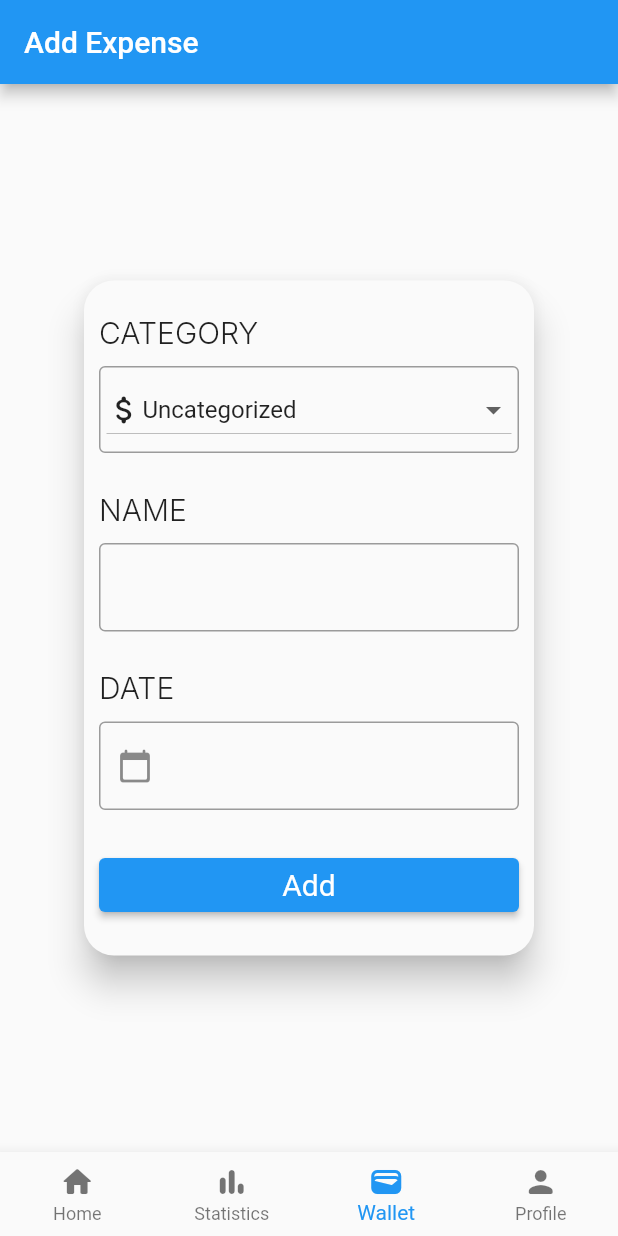
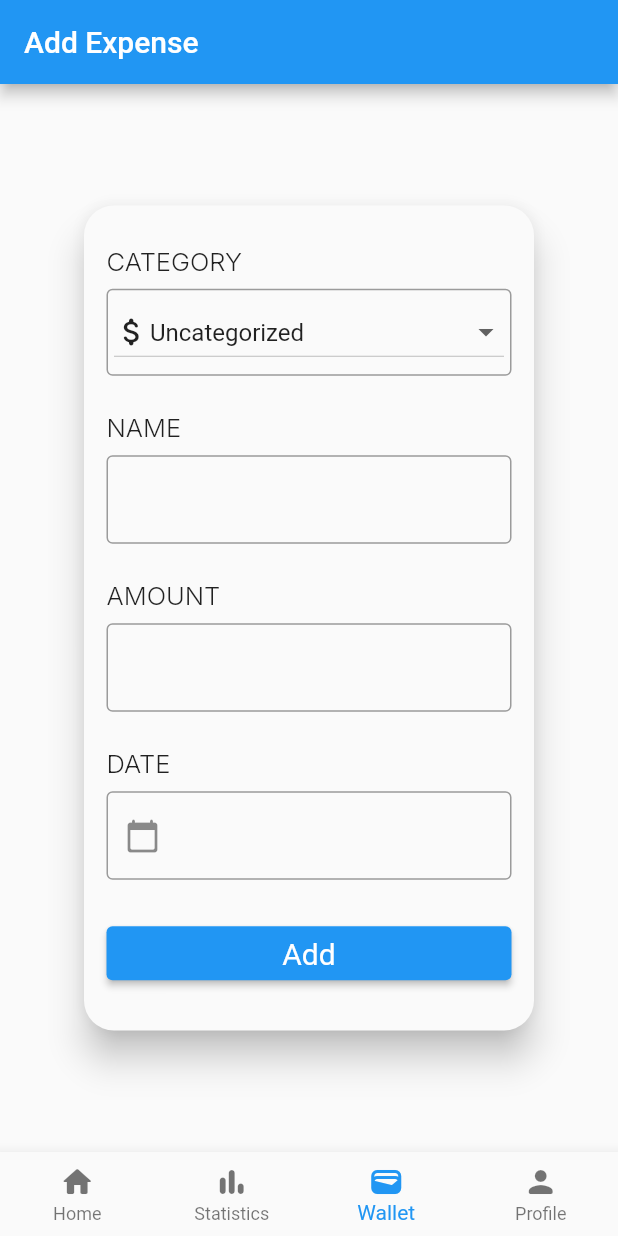
Before and after one commit to Erkebulan-Akhmediya/expense_tracker, a Flutter app: the screen it shows once a user with an empty profile is signed in, item 3 of the bottom bar chosen, after a tap on "Add", on a phone screen of 412 x 824 dp. Run offline on Flutter 3.47's test engine with Material 2 defaults, Android fonts, the phone set to English and light mode, and no system bars; our stand-ins replace cloud_firestore, firebase_auth, firebase_core, fl_chart, google_fonts; accounts and stored records are empty; network calls fail.

Commit message:
firestore expense addition

```diff
--- a/lib/controllers/auth.controller.dart
+++ b/lib/controllers/auth.controller.dart
@@ -2,7 +2,7 @@ import 'package:expense_tracker/controllers/user.controller.dart';
 import 'package:expense_tracker/models/user.model.dart';
 import 'package:firebase_auth/firebase_auth.dart';
 
-class Auth {
+class AuthController {
   final UserController _userController = UserController();
   final FirebaseAuth _auth = FirebaseAuth.instance;
 
--- /dev/null
+++ b/lib/controllers/expense.controller.dart
@@ -0,0 +1,16 @@
+import 'package:cloud_firestore/cloud_firestore.dart';
+import 'package:expense_tracker/controllers/auth.controller.dart';
+import 'package:expense_tracker/controllers/user.controller.dart';
+import 'package:expense_tracker/models/expense.model.dart';
+
+class ExpenseController {
+  ExpenseController();
+
+  final UserController _userController = UserController();
+  final _db = FirebaseFirestore.instance;
+
+  Future<void> createExpense(ExpenseModel expense) async {
+    DocumentReference docRef = await _db.collection('Expenses').add(expense.toMap());
+    _userController.addExpenseToUser(AuthController().currentUser?.uid, docRef.id);
+  }
+}
--- a/lib/controllers/user.controller.dart
+++ b/lib/controllers/user.controller.dart
@@ -23,4 +23,11 @@ class UserController {
 
     return docSnap;
   }
+
+  void addExpenseToUser(String? uid, String expenseId) {
+    DocumentReference docRef = _db.collection('Users').doc(uid);
+    docRef.update({
+      'expenses': FieldValue.arrayUnion([expenseId]),
+    });
+  }
 }
--- /dev/null
+++ b/lib/models/expense.model.dart
@@ -0,0 +1,20 @@
+class ExpenseModel {
+  final String category;
+  final String name;
+  final double amount;
+  final String date;
+
+  ExpenseModel({
+    required this.category,
+    required this.name,
+    required this.amount,
+    required this.date,
+  });
+
+  Map<String, dynamic> toMap() => {
+    'category': category,
+    'name': name,
+    'amount': amount,
+    'date': date,
+  };
+}
--- a/lib/models/user.model.dart
+++ b/lib/models/user.model.dart
@@ -3,8 +3,9 @@ class UserModel {
   final String username;
   final String email;
   final String password;
+  final List<String> expenses = [];
 
-  const UserModel({
+  UserModel({
     required this.id,
     required this.username,
     required this.email,
@@ -15,6 +16,7 @@ class UserModel {
     'username': username,
     'email': email,
     'password': password,
+    'expenses': [],
   };
 
   static UserModel fromMap(Map<String, dynamic> map) => UserModel(
--- a/lib/root.dart
+++ b/lib/root.dart
@@ -1,5 +1,5 @@
 import 'package:expense_tracker/controllers/auth.controller.dart';
-import 'package:expense_tracker/auth/signin_signup.dart';
+import 'package:expense_tracker/views/auth/signin_signup.dart';
 import 'package:expense_tracker/homepage.dart';
 import 'package:flutter/material.dart';
 
@@ -15,7 +15,7 @@ class _RootState extends State<Root> {
   @override
   Widget build(BuildContext context) {
     return StreamBuilder(
-      stream: Auth().authStateChanges,
+      stream: AuthController().authStateChanges,
       builder: (context, snapshot) {
         if (snapshot.hasData) {
           return const HomePage();
--- a/lib/auth/sign_up.dart
+++ b/lib/views/auth/sign_in.dart
@@ -1,48 +1,31 @@
+import 'package:expense_tracker/controllers/auth.controller.dart';
 import 'package:firebase_auth/firebase_auth.dart';
 import 'package:flutter/material.dart';
 
-import '../controllers/auth.controller.dart';
-
-class SignUp extends StatefulWidget {
-  const SignUp({super.key});
+class SignIn extends StatefulWidget {
+  const SignIn({super.key});
 
   @override
-  State<SignUp> createState() => _SignUpState();
+  State<StatefulWidget> createState() => _SignInState();
 
 }
 
-class _SignUpState extends State<SignUp> {
+class _SignInState extends State<SignIn> {
   String? errorMessage = '';
 
-  final TextEditingController _usernameController = TextEditingController();
   final TextEditingController _emailController = TextEditingController();
   final TextEditingController _passwordController = TextEditingController();
-  final TextEditingController _passwordVerificationController = TextEditingController();
 
-  Future<void> createUserWithEmailAndPassword() async {
+  Future<void> signInWithEmailAndPassword() async {
     try {
-      verifyPassword(
-        _passwordController.text,
-        _passwordVerificationController.text,
-      );
-      await Auth().createUserWithEmailAndPassword(
-        username: _usernameController.text,
+      await AuthController().signInWithEmailAndPassword(
         email: _emailController.text,
         password: _passwordController.text,
       );
     } on FirebaseAuthException catch (e) {
       setState(() {
-        errorMessage = e.message;
+        errorMessage = 'Email or Password is invalid';
       });
-    }
-  }
-
-  void verifyPassword(String firstPassword, String secondPassword) {
-    if (firstPassword != secondPassword) {
-      throw FirebaseAuthException(
-        code: 'operation-not-allowed',
-        message: 'Password Verification Failed',
-      );
     }
   }
 
@@ -67,7 +50,7 @@ class _SignUpState extends State<SignUp> {
         borderRadius: const BorderRadius.all(Radius.circular(20.0)),
         child: Container(
           width: 300,
-          height: 500,
+          height: 400,
           decoration: const BoxDecoration(
             borderRadius: BorderRadius.all(Radius.circular(20.0)),
           ),
@@ -77,24 +60,16 @@ class _SignUpState extends State<SignUp> {
               mainAxisAlignment: MainAxisAlignment.spaceAround,
               children: <Widget>[
                 const Icon(
-                  Icons.app_registration_rounded,
+                  Icons.login_rounded,
                   size: 40,
                 ),
                 const Text(
-                  'Sign Up',
+                  'Sign In',
                   style: TextStyle(
                     fontSize: 20,
                   ),
                 ),
                 _error(),
-                TextField(
-                  controller: _usernameController,
-                  decoration: const InputDecoration(
-                    prefixIcon: Icon(Icons.person_rounded),
-                    labelText: 'Username',
-                    border: OutlineInputBorder(),
-                  ),
-                ),
                 TextField(
                   controller: _emailController,
                   decoration: const InputDecoration(
@@ -111,14 +86,6 @@ class _SignUpState extends State<SignUp> {
                     border: OutlineInputBorder(),
                   ),
                 ),
-                TextField(
-                  controller: _passwordVerificationController,
-                  decoration: const InputDecoration(
-                    prefixIcon: Icon(Icons.lock_outline_rounded),
-                    labelText: 'Verify Password',
-                    border: OutlineInputBorder(),
-                  ),
-                ),
                 Row(
                   children: <Widget>[
                     Expanded(
@@ -126,20 +93,20 @@ class _SignUpState extends State<SignUp> {
                         style: const ButtonStyle(
                           backgroundColor: MaterialStatePropertyAll(Colors.blue),
                         ),
-                        onPressed: createUserWithEmailAndPassword,
+                        onPressed: signInWithEmailAndPassword,
                         child:  const Text(
-                          'Sign Up',
+                          'Sign In',
                           style: TextStyle(
                             color: Colors.white,
                           ),
                         ),
                       ),
-                    ),
+                    )
                   ],
                 ),
                 const Row(
                   children: <Widget>[
-                    Text('Already have an account? Swipe right')
+                    Text('Don\'t have an account? Swipe left'),
                   ],
                 ),
               ],
--- a/lib/auth/sign_in.dart
+++ b/lib/views/auth/sign_up.dart
@@ -1,31 +1,48 @@
-import 'package:expense_tracker/controllers/auth.controller.dart';
 import 'package:firebase_auth/firebase_auth.dart';
 import 'package:flutter/material.dart';
 
-class SignIn extends StatefulWidget {
-  const SignIn({super.key});
+import '../../controllers/auth.controller.dart';
+
+class SignUp extends StatefulWidget {
+  const SignUp({super.key});
 
   @override
-  State<StatefulWidget> createState() => _SignInState();
+  State<SignUp> createState() => _SignUpState();
 
 }
 
-class _SignInState extends State<SignIn> {
+class _SignUpState extends State<SignUp> {
   String? errorMessage = '';
 
+  final TextEditingController _usernameController = TextEditingController();
   final TextEditingController _emailController = TextEditingController();
   final TextEditingController _passwordController = TextEditingController();
+  final TextEditingController _passwordVerificationController = TextEditingController();
 
-  Future<void> signInWithEmailAndPassword() async {
+  Future<void> createUserWithEmailAndPassword() async {
     try {
-      await Auth().signInWithEmailAndPassword(
+      verifyPassword(
+        _passwordController.text,
+        _passwordVerificationController.text,
+      );
+      await AuthController().createUserWithEmailAndPassword(
+        username: _usernameController.text,
         email: _emailController.text,
         password: _passwordController.text,
       );
     } on FirebaseAuthException catch (e) {
       setState(() {
-        errorMessage = 'Email or Password is invalid';
+        errorMessage = e.message;
       });
+    }
+  }
+
+  void verifyPassword(String firstPassword, String secondPassword) {
+    if (firstPassword != secondPassword) {
+      throw FirebaseAuthException(
+        code: 'operation-not-allowed',
+        message: 'Password Verification Failed',
+      );
     }
   }
 
@@ -50,7 +67,7 @@ class _SignInState extends State<SignIn> {
         borderRadius: const BorderRadius.all(Radius.circular(20.0)),
         child: Container(
           width: 300,
-          height: 400,
+          height: 500,
           decoration: const BoxDecoration(
             borderRadius: BorderRadius.all(Radius.circular(20.0)),
           ),
@@ -60,16 +77,24 @@ class _SignInState extends State<SignIn> {
               mainAxisAlignment: MainAxisAlignment.spaceAround,
               children: <Widget>[
                 const Icon(
-                  Icons.login_rounded,
+                  Icons.app_registration_rounded,
                   size: 40,
                 ),
                 const Text(
-                  'Sign In',
+                  'Sign Up',
                   style: TextStyle(
                     fontSize: 20,
                   ),
                 ),
                 _error(),
+                TextField(
+                  controller: _usernameController,
+                  decoration: const InputDecoration(
+                    prefixIcon: Icon(Icons.person_rounded),
+                    labelText: 'Username',
+                    border: OutlineInputBorder(),
+                  ),
+                ),
                 TextField(
                   controller: _emailController,
                   decoration: const InputDecoration(
@@ -86,6 +111,14 @@ class _SignInState extends State<SignIn> {
                     border: OutlineInputBorder(),
                   ),
                 ),
+                TextField(
+                  controller: _passwordVerificationController,
+                  decoration: const InputDecoration(
+                    prefixIcon: Icon(Icons.lock_outline_rounded),
+                    labelText: 'Verify Password',
+                    border: OutlineInputBorder(),
+                  ),
+                ),
                 Row(
                   children: <Widget>[
                     Expanded(
@@ -93,20 +126,20 @@ class _SignInState extends State<SignIn> {
                         style: const ButtonStyle(
                           backgroundColor: MaterialStatePropertyAll(Colors.blue),
                         ),
-                        onPressed: signInWithEmailAndPassword,
+                        onPressed: createUserWithEmailAndPassword,
                         child:  const Text(
-                          'Sign In',
+                          'Sign Up',
                           style: TextStyle(
                             color: Colors.white,
                           ),
                         ),
                       ),
-                    )
+                    ),
                   ],
                 ),
                 const Row(
                   children: <Widget>[
-                    Text('Don\'t have an account? Swipe left'),
+                    Text('Already have an account? Swipe right')
                   ],
                 ),
               ],
--- a/lib/auth/signin_signup.dart
+++ b/lib/views/auth/signin_signup.dart
@@ -1,5 +1,5 @@
-import 'package:expense_tracker/auth/sign_in.dart';
-import 'package:expense_tracker/auth/sign_up.dart';
+import 'package:expense_tracker/views/auth/sign_in.dart';
+import 'package:expense_tracker/views/auth/sign_up.dart';
 import 'package:flutter/material.dart';
 
 class SignInSignUp extends StatelessWidget {
--- a/lib/home/balance.dart
+++ b/lib/views/home/balance.dart
@@ -1,7 +1,7 @@
-import 'package:expense_tracker/home/today.dart';
+import 'package:expense_tracker/views/home/today.dart';
+import 'package:expense_tracker/views/home/week_month.dart';
 import 'package:flutter/material.dart';
 
-import 'week_month.dart';
 
 class Balance extends StatelessWidget {
   const Balance({super.key});
--- a/lib/home/home.dart
+++ b/lib/views/home/home.dart
@@ -1,6 +1,6 @@
 import 'package:expense_tracker/controllers/auth.controller.dart';
 import 'package:expense_tracker/controllers/user.controller.dart';
-import 'package:expense_tracker/home/expense.dart';
+import 'package:expense_tracker/views/home/expense.dart';
 import 'package:expense_tracker/models/user.model.dart';
 import 'package:firebase_auth/firebase_auth.dart';
 import 'package:flutter/material.dart';
@@ -11,7 +11,7 @@ class Home extends StatelessWidget {
   Home({super.key});
 
   final UserController _userController = UserController();
-  final User? user = Auth().currentUser;
+  final User? user = AuthController().currentUser;
 
   @override
   Widget build(BuildContext context) {
--- a/lib/profile.dart
+++ b/lib/views/profile.dart
@@ -5,7 +5,7 @@ class Profile extends StatelessWidget {
   const Profile({super.key});
 
   Future<void> signOut() async {
-    await Auth().signOut();
+    await AuthController().signOut();
   }
 
   @override
--- a/lib/statistics.dart
+++ b/lib/views/statistics.dart
@@ -1,4 +1,4 @@
-import 'package:expense_tracker/home/expense.dart';
+import 'package:expense_tracker/views/home/expense.dart';
 import 'package:fl_chart/fl_chart.dart';
 import 'package:flutter/material.dart';
 
--- a/lib/wallet.dart
+++ b/lib/views/wallet.dart
@@ -1,6 +1,9 @@
+import 'package:expense_tracker/controllers/expense.controller.dart';
 import 'package:flutter/material.dart';
 import 'package:google_fonts/google_fonts.dart';
 import 'package:intl/intl.dart';
+
+import '../models/expense.model.dart';
 
 class Wallet extends StatefulWidget {
   const Wallet({super.key});
@@ -11,7 +14,20 @@ class Wallet extends StatefulWidget {
 
 class _WalletState extends State<Wallet> {
   String _selectedCategory = 'Uncategorized';
-  TextEditingController dateInput = TextEditingController();
+  final TextEditingController _nameController = TextEditingController();
+  final TextEditingController _amountController = TextEditingController();
+  final TextEditingController _dateController = TextEditingController();
+
+  Future<void> createExpense() async {
+    await ExpenseController().createExpense(
+      ExpenseModel(
+        category: _selectedCategory,
+        name: _nameController.text,
+        amount: double.parse(_amountController.text),
+        date: _dateController.text,
+      ),
+    );
+  }
 
   @override
   Widget build(BuildContext context) {
@@ -25,8 +41,8 @@ class _WalletState extends State<Wallet> {
           elevation: 10,
           borderRadius: const BorderRadius.all(Radius.circular(20)),
           child: Container(
-            padding: const EdgeInsets.all(10.0),
-            height: 450,
+            padding: const EdgeInsets.all(15.0),
+            height: 550,
             width: 300,
             decoration: const BoxDecoration(
               borderRadius: BorderRadius.all(Radius.circular(20)),
@@ -38,12 +54,12 @@ class _WalletState extends State<Wallet> {
                   crossAxisAlignment: CrossAxisAlignment.start,
                   children: [
                     Padding(
-                      padding: const EdgeInsets.only(bottom: 10.0),
+                      padding: const EdgeInsets.only(bottom: 7.0),
                       child: Text(
                         'CATEGORY',
                         style: GoogleFonts.inter(
                           textStyle: const TextStyle(
-                            fontSize: 20,
+                            fontSize: 17,
                             fontWeight: FontWeight.w300
                           ),
                         ),
@@ -171,19 +187,20 @@ class _WalletState extends State<Wallet> {
                   crossAxisAlignment: CrossAxisAlignment.start,
                   children: <Widget>[
                     Padding(
-                      padding: const EdgeInsets.only(bottom: 10.0),
+                      padding: const EdgeInsets.only(bottom: 7.0),
                       child: Text(
                         'NAME',
                         style: GoogleFonts.inter(
                           textStyle: const TextStyle(
-                              fontSize: 20,
+                              fontSize: 17,
                               fontWeight: FontWeight.w300
                           ),
                         ),
                       ),
                     ),
-                    const TextField(
-                      decoration: InputDecoration(
+                    TextField(
+                      controller: _nameController,
+                      decoration: const InputDecoration(
                         border: OutlineInputBorder(),
                       ),
                     ),
@@ -193,19 +210,43 @@ class _WalletState extends State<Wallet> {
                   crossAxisAlignment: CrossAxisAlignment.start,
                   children: <Widget>[
                     Padding(
-                      padding: const EdgeInsets.only(bottom: 10.0),
+                      padding: const EdgeInsets.only(bottom: 7.0),
                       child: Text(
-                        'DATE',
+                        'AMOUNT',
                         style: GoogleFonts.inter(
                           textStyle: const TextStyle(
-                              fontSize: 20,
+                              fontSize: 17,
                               fontWeight: FontWeight.w300
                           ),
                         ),
                       ),
                     ),
                     TextField(
-                      controller: dateInput,
+                      controller: _amountController,
+                      keyboardType: TextInputType.number,
+                      decoration: const InputDecoration(
+                        border: OutlineInputBorder(),
+                      ),
+                    ),
+                  ],
+                ),
+                Column(
+                  crossAxisAlignment: CrossAxisAlignment.start,
+                  children: <Widget>[
+                    Padding(
+                      padding: const EdgeInsets.only(bottom: 7.0),
+                      child: Text(
+                        'DATE',
+                        style: GoogleFonts.inter(
+                          textStyle: const TextStyle(
+                              fontSize: 17,
+                              fontWeight: FontWeight.w300
+                          ),
+                        ),
+                      ),
+                    ),
+                    TextField(
+                      controller: _dateController,
                       readOnly: true,
                       decoration: const InputDecoration(
                         border: OutlineInputBorder(),
@@ -221,7 +262,7 @@ class _WalletState extends State<Wallet> {
 
                         if (pickedDate != null) {
                           String formattedDate = DateFormat('yyyy-MM-dd').format(pickedDate);
-                          dateInput.text = formattedDate;
+                          _dateController.text = formattedDate;
                         }
                       },
                     ),
@@ -230,7 +271,7 @@ class _WalletState extends State<Wallet> {
                 SizedBox(
                   width: 300,
                   child: ElevatedButton(
-                    onPressed: () {},
+                    onPressed: createExpense,
                     child: const Text(
                       'Add',
                       style: TextStyle(
```
Also changed, not shown: lib/homepage.dart (+4 -4 lines), lib/views/home/expense.dart (renamed from lib/home/expense.dart), lib/views/home/today.dart (renamed from lib/home/today.dart), lib/views/home/week_month.dart (renamed from lib/home/week_month.dart).
